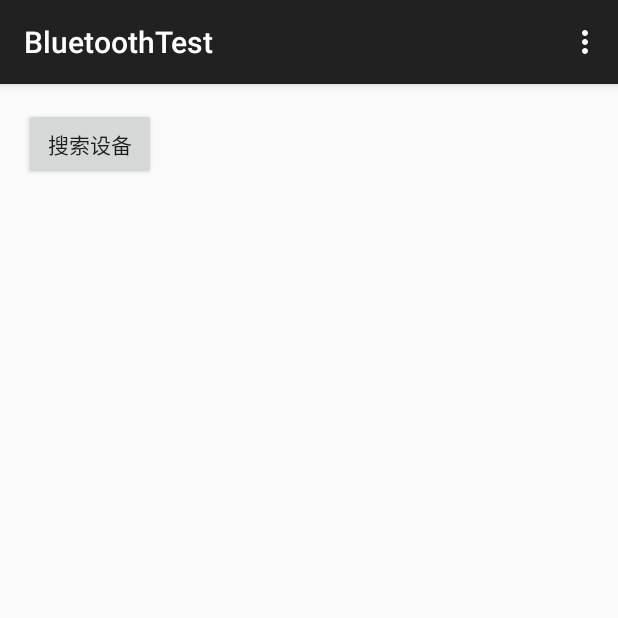
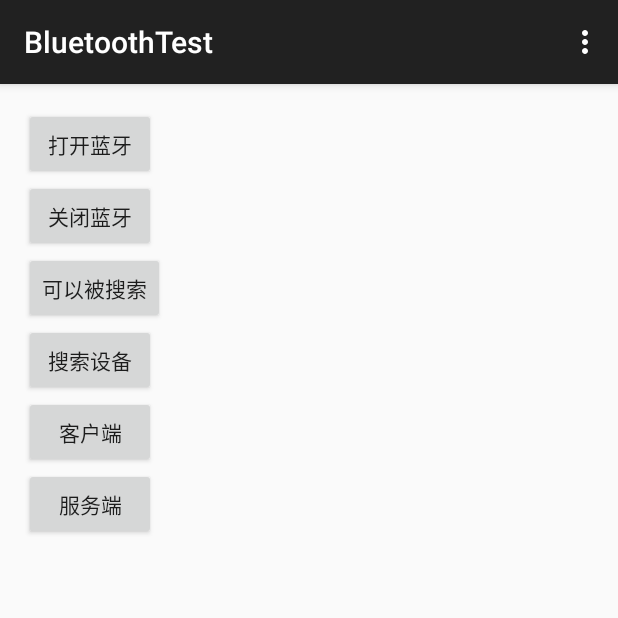
Before and after one commit to rookielord/TestProject, an Android app: the screen it shows after launch (MainActivity), on a phone screen of 412 x 824 dp, the top half of it. Run offline under Robolectric (Android 15) with nearby library versions, the phone set to English and light mode, and no system bars.

```diff
--- a/bluetoothtest/src/main/AndroidManifest.xml
+++ b/bluetoothtest/src/main/AndroidManifest.xml
@@ -28,5 +28,6 @@
     </application>
     <uses-permission android:name="android.permission.BLUETOOTH"/>
     <uses-permission android:name="android.permission.BLUETOOTH_ADMIN"/>
+    <uses-permission android:name="ANDROID.PERMISSION.READ_CONTACTS"/>
 
 </manifest>
--- a/bluetoothtest/src/main/java/com/zhd/bluetoothtest/MainActivity.java
+++ b/bluetoothtest/src/main/java/com/zhd/bluetoothtest/MainActivity.java
@@ -9,7 +9,7 @@ import android.view.View;
 import android.widget.Button;
 
 
-public class MainActivity extends ActionBarActivity {
+public class MainActivity extends ActionBarActivity implements View.OnClickListener {
 
     @Override
     protected void onCreate(Bundle savedInstanceState) {
@@ -46,4 +46,9 @@ public class MainActivity extends ActionBarActivity {
 
         return super.onOptionsItemSelected(item);
     }
+
+    @Override
+    public void onClick(View v) {
+
+    }
 }
--- a/bluetoothtest/src/main/res/layout/activity_main.xml
+++ b/bluetoothtest/src/main/res/layout/activity_main.xml
@@ -1,15 +1,47 @@
-<RelativeLayout xmlns:android="http://schemas.android.com/apk/res/android"
+<LinearLayout xmlns:android="http://schemas.android.com/apk/res/android"
     xmlns:tools="http://schemas.android.com/tools"
     android:layout_width="match_parent"
     android:layout_height="match_parent"
+    android:orientation="vertical"
     android:paddingBottom="@dimen/activity_vertical_margin"
     android:paddingLeft="@dimen/activity_horizontal_margin"
     android:paddingRight="@dimen/activity_horizontal_margin"
     android:paddingTop="@dimen/activity_vertical_margin"
     tools:context=".MainActivity">
-<Button
-    android:id="@+id/search"
-    android:layout_width="wrap_content"
-    android:layout_height="wrap_content"
-    android:text="搜索设备"/>
-</RelativeLayout>
+
+    <Button
+        android:id="@+id/open"
+        android:layout_width="wrap_content"
+        android:layout_height="wrap_content"
+        android:text="打开蓝牙" />
+
+    <Button
+        android:id="@+id/close"
+        android:layout_width="wrap_content"
+        android:layout_height="wrap_content"
+        android:text="关闭蓝牙" />
+
+    <Button
+        android:id="@+id/discover"
+        android:layout_width="wrap_content"
+        android:layout_height="wrap_content"
+        android:text="可以被搜索" />
+
+    <Button
+        android:id="@+id/search"
+        android:layout_width="wrap_content"
+        android:layout_height="wrap_content"
+        android:text="搜索设备" />
+
+    <Button
+        android:id="@+id/client"
+        android:layout_width="wrap_content"
+        android:layout_height="wrap_content"
+        android:text="客户端" />
+
+    <Button
+        android:id="@+id/service"
+        android:layout_width="wrap_content"
+        android:layout_height="wrap_content"
+        android:text="服务端" />
+</LinearLayout>
```
Also changed, not shown: mylist/src/main/java/com/zhd/mylist/MainActivity.java (+18 -12 lines), mylist/src/main/res/layout/activity_main.xml (+1 -14 lines), mylist/src/main/java/com/zhd/mylist/MyAdapter.java (line endings or trailing spaces), 7 other files.
